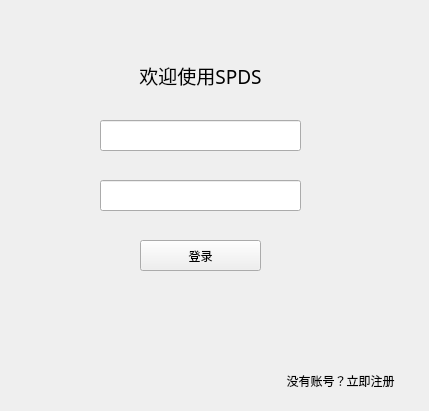
Qt form Login.ui (JiaboLi-GitHub/SPDS-Client) before a commit.
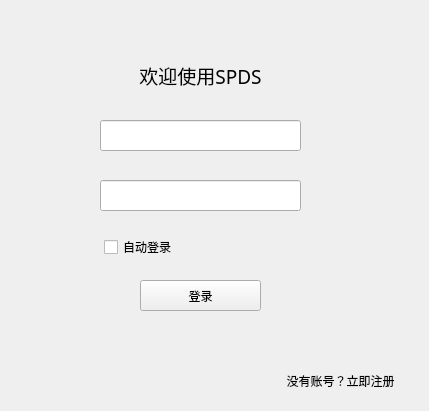
The same form after that commit.

```diff
--- a/Login.ui
+++ b/Login.ui
@@ -49,7 +49,7 @@
     <property name="geometry">
      <rect>
       <x>140</x>
-      <y>240</y>
+      <y>280</y>
       <width>121</width>
       <height>31</height>
      </rect>
@@ -104,6 +104,19 @@
      <set>Qt::AlignCenter</set>
     </property>
    </widget>
+   <widget class="QCheckBox" name="autoLogin">
+    <property name="geometry">
+     <rect>
+      <x>104</x>
+      <y>239</y>
+      <width>71</width>
+      <height>16</height>
+     </rect>
+    </property>
+    <property name="text">
+     <string>自动登录</string>
+    </property>
+   </widget>
   </widget>
  </widget>
  <layoutdefault spacing="6" margin="11"/>
```
